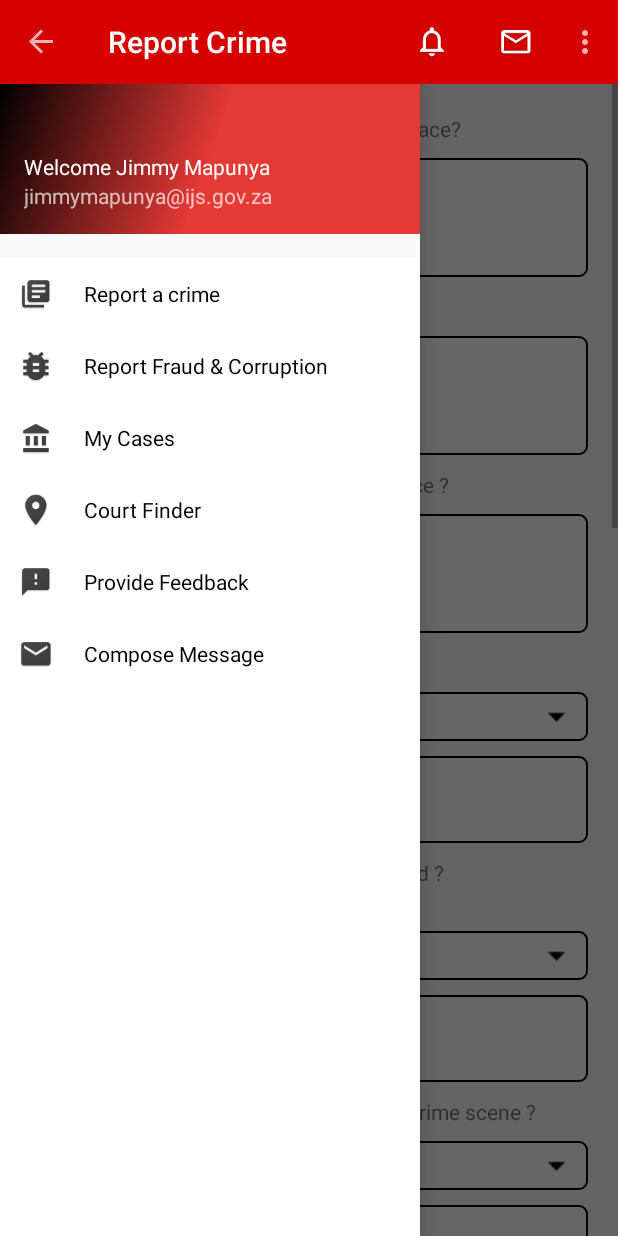
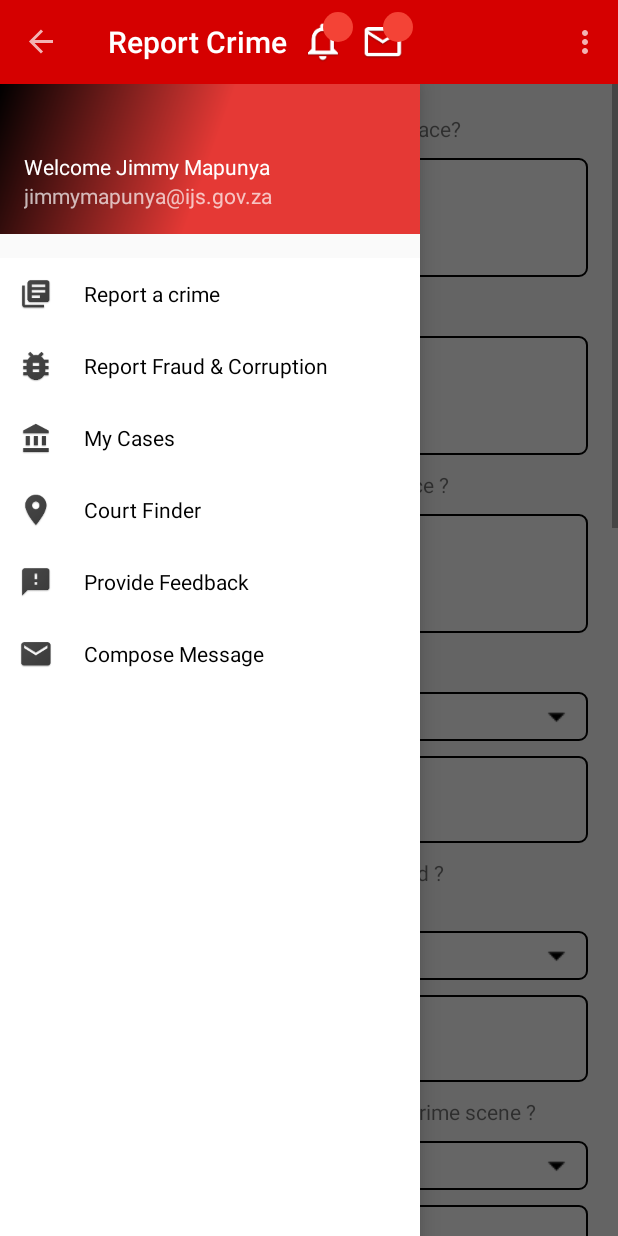
Before and after one commit to jimmymapunya/traininglinks, an Android app: the screen it shows after launch (ReportCrimeActivity), after a tap on "REPORT CRIME", on a phone screen of 412 x 824 dp. Run offline under Robolectric (Android 15) with nearby library versions, the phone set to English and light mode, and no system bars; our stand-ins replace Volley; network calls fail.

Commit message:
Notification and Inbox icons updated.

```diff
--- a/app/src/main/java/mobilecrimereportingapp/za/ijs/gov/crimereportingapp/view/CaseDetailsActivity.java
+++ b/app/src/main/java/mobilecrimereportingapp/za/ijs/gov/crimereportingapp/view/CaseDetailsActivity.java
@@ -125,7 +125,7 @@ public class CaseDetailsActivity extends AppCompatActivity {
 
         setSupportActionBar(Toolbar);
 
-        /*Back icon for navigation drawer*/
+        /*Back notificationicon for navigation drawer*/
         getSupportActionBar().setDisplayHomeAsUpEnabled(true);
 
         NavigationDrawerFrag navigationDrawerFrag = (NavigationDrawerFrag)
--- a/app/src/main/java/mobilecrimereportingapp/za/ijs/gov/crimereportingapp/view/CaseListActivity.java
+++ b/app/src/main/java/mobilecrimereportingapp/za/ijs/gov/crimereportingapp/view/CaseListActivity.java
@@ -182,7 +182,7 @@ public class CaseListActivity extends AppCompatActivity {
 
         setSupportActionBar(Toolbar);
 
-        /*Back icon for navigation drawer*/
+        /*Back notificationicon for navigation drawer*/
         getSupportActionBar().setDisplayHomeAsUpEnabled(true);
 
         NavigationDrawerFrag navigationDrawerFrag = (NavigationDrawerFrag)
--- a/app/src/main/java/mobilecrimereportingapp/za/ijs/gov/crimereportingapp/view/ComposeMessageActivity.java
+++ b/app/src/main/java/mobilecrimereportingapp/za/ijs/gov/crimereportingapp/view/ComposeMessageActivity.java
@@ -60,7 +60,7 @@ public class ComposeMessageActivity extends AppCompatActivity {
 
         setSupportActionBar(Toolbar);
 
-        /*Back icon for navigation drawer*/
+        /*Back notificationicon for navigation drawer*/
         getSupportActionBar().setDisplayHomeAsUpEnabled(true);
 
         NavigationDrawerFrag navigationDrawerFrag = (NavigationDrawerFrag)
--- a/app/src/main/java/mobilecrimereportingapp/za/ijs/gov/crimereportingapp/view/EventFeedbackActivity.java
+++ b/app/src/main/java/mobilecrimereportingapp/za/ijs/gov/crimereportingapp/view/EventFeedbackActivity.java
@@ -35,7 +35,7 @@ public class EventFeedbackActivity extends AppCompatActivity {
         Toolbar.setTitle("Event Feedback");
 
         setSupportActionBar(Toolbar);
-        /*Back icon for navigation drawer*/
+        /*Back notificationicon for navigation drawer*/
         getSupportActionBar().setDisplayHomeAsUpEnabled(true);
 
         NavigationDrawerFrag navigationDrawerFrag = (NavigationDrawerFrag)
--- a/app/src/main/java/mobilecrimereportingapp/za/ijs/gov/crimereportingapp/view/IndividualFeedbackActivity.java
+++ b/app/src/main/java/mobilecrimereportingapp/za/ijs/gov/crimereportingapp/view/IndividualFeedbackActivity.java
@@ -36,7 +36,7 @@ public class IndividualFeedbackActivity extends AppCompatActivity {
         Toolbar.setTitle("Individual Feedback");
 
         setSupportActionBar(Toolbar);
-        /*Back icon for navigation drawer*/
+        /*Back notificationicon for navigation drawer*/
         getSupportActionBar().setDisplayHomeAsUpEnabled(true);
 
         NavigationDrawerFrag navigationDrawerFrag = (NavigationDrawerFrag)
--- a/app/src/main/java/mobilecrimereportingapp/za/ijs/gov/crimereportingapp/view/MainActivity.java
+++ b/app/src/main/java/mobilecrimereportingapp/za/ijs/gov/crimereportingapp/view/MainActivity.java
@@ -3,6 +3,7 @@ package mobilecrimereportingapp.za.ijs.gov.crimereportingapp.view;
 import android.app.ProgressDialog;
 import android.content.Context;
 import android.content.Intent;
+import android.graphics.Color;
 import android.provider.Settings;
 import android.support.v4.widget.DrawerLayout;
 import android.support.v7.app.AppCompatActivity;
@@ -13,6 +14,8 @@ import android.view.Menu;
 import android.view.MenuItem;
 import android.view.View;
 import android.widget.Button;
+import android.widget.FrameLayout;
+import android.widget.TextView;
 import android.widget.Toast;
 
 import com.android.volley.Request;
@@ -55,6 +58,8 @@ public class MainActivity extends AppCompatActivity {
     GPSTracker gpsTracker;
 
     String notificationCount, inboxCount, myCaseCount;
+    private TextView notificationCountIcon, inboxCountIcon;
+    private FrameLayout frameLayout;
 
 
     @Override
@@ -67,6 +72,10 @@ public class MainActivity extends AppCompatActivity {
         Toolbar = (Toolbar) findViewById(R.id.appBar);
         progressDialog = new ProgressDialog(context);
 
+        frameLayout = (FrameLayout) findViewById(R.id.NotificationTest);
+        notificationCountIcon = (TextView) findViewById(R.id.txtNotificationCount);
+        inboxCountIcon = (TextView) findViewById(R.id.txtInboxCount);
+
         btnReportCrime = (Button) findViewById(R.id.btnReportcrime);
         btnFraudCorruption = (Button) findViewById(R.id.btnFraud);
         btnCases = (Button) findViewById(R.id.btnMycases);
@@ -76,8 +85,15 @@ public class MainActivity extends AppCompatActivity {
         btnEmergency = (Button) findViewById(R.id.btnEmergency);
         btnUnsafe = (Button) findViewById(R.id.btnFeelsafe);
 
+        /*Button listeners for clickable button events*/
 
-        /*Button listeners for clickable button events*/
+        frameLayout.setOnClickListener(new View.OnClickListener() {
+            @Override
+            public void onClick(View v) {
+                Toast.makeText(getApplicationContext(), "Will you marry me Tsu?.", Toast.LENGTH_LONG).show();
+            }
+        });
+
         btnReportCrime.setOnClickListener(new View.OnClickListener() {
             @Override
             public void onClick(View v) {
@@ -141,7 +157,7 @@ public class MainActivity extends AppCompatActivity {
 
         setSupportActionBar(Toolbar);
 
-        /*Back icon for navigation drawer*/
+        /*Back notificationicon for navigation drawer*/
         getSupportActionBar().setDisplayHomeAsUpEnabled(true);
 
         NavigationDrawerFrag navigationDrawerFrag = (NavigationDrawerFrag)
@@ -165,7 +181,11 @@ public class MainActivity extends AppCompatActivity {
                     JSONObject jsonResponse = new JSONObject(response);
 
                     notificationCount = jsonResponse.getString("notificationCount");
+                    notificationCountIcon.setText(notificationCount);
+
                     inboxCount = jsonResponse.getString("notificationCount");
+                    inboxCountIcon.setText(inboxCount);
+
                     myCaseCount= jsonResponse.getString("notificationCount");
 
 
--- a/app/src/main/java/mobilecrimereportingapp/za/ijs/gov/crimereportingapp/view/OverallFeedbackActivity.java
+++ b/app/src/main/java/mobilecrimereportingapp/za/ijs/gov/crimereportingapp/view/OverallFeedbackActivity.java
@@ -28,7 +28,7 @@ public class OverallFeedbackActivity extends AppCompatActivity {
         Toolbar.setTitle("Overall Feedback");
 
         setSupportActionBar(Toolbar);
-        /*Back icon for navigation drawer*/
+        /*Back notificationicon for navigation drawer*/
         getSupportActionBar().setDisplayHomeAsUpEnabled(true);
 
         NavigationDrawerFrag navigationDrawerFrag = (NavigationDrawerFrag)
--- a/app/src/main/java/mobilecrimereportingapp/za/ijs/gov/crimereportingapp/view/ProvideFeedback.java
+++ b/app/src/main/java/mobilecrimereportingapp/za/ijs/gov/crimereportingapp/view/ProvideFeedback.java
@@ -61,7 +61,7 @@ public class ProvideFeedback extends AppCompatActivity {
         });
 
         setSupportActionBar(Toolbar);
-        /*Back icon for navigation drawer*/
+        /*Back notificationicon for navigation drawer*/
         getSupportActionBar().setDisplayHomeAsUpEnabled(true);
 
         NavigationDrawerFrag navigationDrawerFrag = (NavigationDrawerFrag)
--- a/app/src/main/java/mobilecrimereportingapp/za/ijs/gov/crimereportingapp/view/ReportCrimeActivity.java
+++ b/app/src/main/java/mobilecrimereportingapp/za/ijs/gov/crimereportingapp/view/ReportCrimeActivity.java
@@ -36,7 +36,7 @@ public class ReportCrimeActivity extends AppCompatActivity {
         Toolbar.setTitle("Report Crime");
 
         setSupportActionBar(Toolbar);
-        /*Back icon for navigation drawer*/
+        /*Back notificationicon for navigation drawer*/
         getSupportActionBar().setDisplayHomeAsUpEnabled(true);
 
         NavigationDrawerFrag navigationDrawerFrag = (NavigationDrawerFrag)
--- a/app/src/main/java/mobilecrimereportingapp/za/ijs/gov/crimereportingapp/view/ReportFraudAndCorruptionActivity.java
+++ b/app/src/main/java/mobilecrimereportingapp/za/ijs/gov/crimereportingapp/view/ReportFraudAndCorruptionActivity.java
@@ -30,7 +30,7 @@ public class ReportFraudAndCorruptionActivity extends AppCompatActivity {
         spinTypes.setAdapter(adapter);
         setSupportActionBar(Toolbar);
 
-        /*Back icon for navigation drawer*/
+        /*Back notificationicon for navigation drawer*/
         getSupportActionBar().setDisplayHomeAsUpEnabled(true);
 
         NavigationDrawerFrag navigationDrawerFrag = (NavigationDrawerFrag)
--- a/app/src/main/res/layout/app_bar.xml
+++ b/app/src/main/res/layout/app_bar.xml
@@ -8,4 +8,17 @@
     android:background="@color/colorPrimary"
     app:theme="@style/ThemeOverlay.AppCompat.Dark">
 
+    <include
+        android:id="@+id/NotificationTest"
+        android:layout_width="40dp"
+        android:layout_height="40dp"
+        android:gravity="end"
+        layout="@layout/notificationicon"/>
+    <include
+        android:id="@+id/NotificationTest"
+        android:layout_width="40dp"
+        android:layout_height="40dp"
+        android:gravity="end"
+        layout="@layout/inboxicon"/>
+
 </android.support.v7.widget.Toolbar>
--- /dev/null
+++ b/app/src/main/res/layout/inboxicon.xml
@@ -0,0 +1,25 @@
+<?xml version="1.0" encoding="utf-8"?>
+<FrameLayout xmlns:android="http://schemas.android.com/apk/res/android"
+    android:id="@+id/frameLayout1"
+    android:layout_width="wrap_content"
+    android:layout_height="wrap_content" >
+
+    <ImageView
+        android:id="@+id/imageView1"
+        android:layout_width="wrap_content"
+        android:layout_height="wrap_content"
+        android:src="@mipmap/ic_inbox" />
+
+
+    <TextView
+        android:id="@+id/txtInboxCount"
+        android:layout_width="20dip"
+        android:layout_height="20dip"
+        android:textColor="#FFF"
+        android:textStyle="bold"
+        android:padding="2sp"
+        android:gravity="center"
+        android:background="@drawable/circle"
+        android:layout_gravity="top|end" />
+
+</FrameLayout>
--- a/app/src/main/res/layout/icon.xml
+++ b/app/src/main/res/layout/notificationicon.xml
@@ -12,10 +12,9 @@
 
 
     <TextView
-        android:id="@+id/textView1"
+        android:id="@+id/txtNotificationCount"
         android:layout_width="20dip"
         android:layout_height="20dip"
-        android:text="@string/notification_count_example"
         android:textColor="#FFF"
         android:textStyle="bold"
         android:padding="2sp"
--- a/app/src/main/res/menu/menu_main.xml
+++ b/app/src/main/res/menu/menu_main.xml
@@ -22,14 +22,14 @@
         android:orderInCategory="200"
         android:title="@string/notifications"
         android:icon="@mipmap/ic_notification"
-        app:showAsAction="ifRoom"/>
+        app:showAsAction="never"/>
 
     <item
         android:id="@+id/inbox"
         android:orderInCategory="200"
         android:title="@string/inbox"
         android:icon="@mipmap/ic_inbox"
-        app:showAsAction="ifRoom"/>
+        app:showAsAction="never"/>
 
 
 
--- a/app/src/main/res/values/strings.xml
+++ b/app/src/main/res/values/strings.xml
@@ -62,7 +62,6 @@
     <string name="witness_name_example">Kocokoco Mabunda</string>
     <string name="witness_contact_example">0733119856</string>
     <string name="witness_address_example">44 Condere Estate</string>
-    <string name="notification_count_example">5</string>
     <string name="describe_those_objects">Describe those objects</string>
 
     <string-array name="injuries_choice">
```
